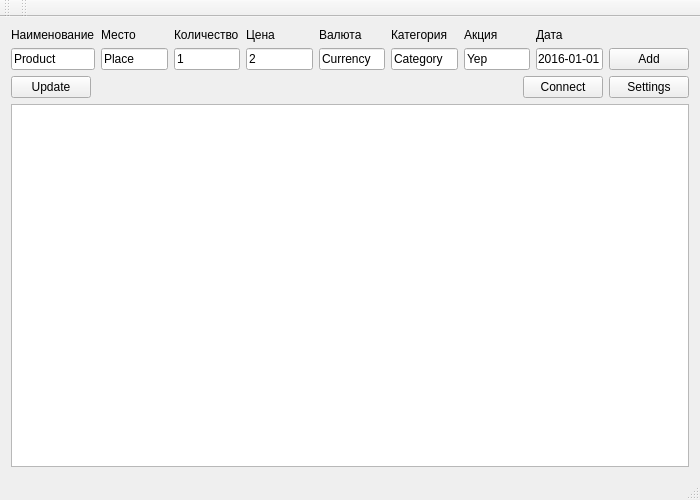
Qt form mainwindow.ui (eagerber/accounting) before a commit.
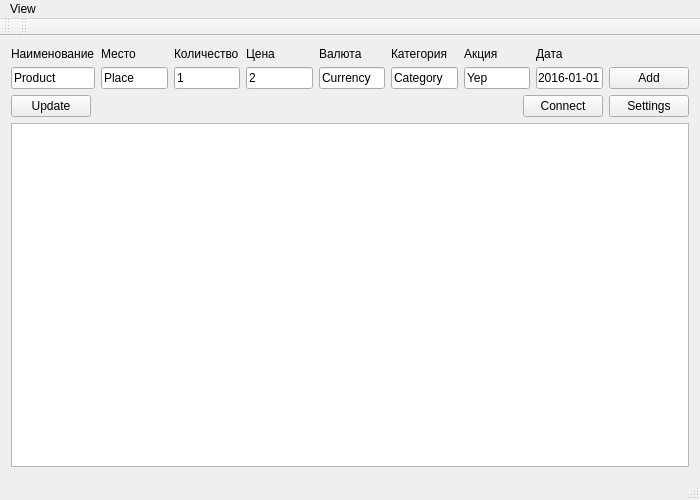
The same form after that commit.

Commit message: ACC, [+] show/hide Forms

Patch:
```diff
--- a/mainwindow.ui
+++ b/mainwindow.ui
@@ -197,6 +197,14 @@
      <height>21</height>
     </rect>
    </property>
+   <widget class="QMenu" name="menuView">
+    <property name="title">
+     <string>View</string>
+    </property>
+    <addaction name="plotAction"/>
+    <addaction name="settingsAction"/>
+   </widget>
+   <addaction name="menuView"/>
   </widget>
   <widget class="QToolBar" name="mainToolBar">
    <attribute name="toolBarArea">
```
Left out of the diff: 19 changed lines with no effect on the pictures. The commit also changes 3 other files.
